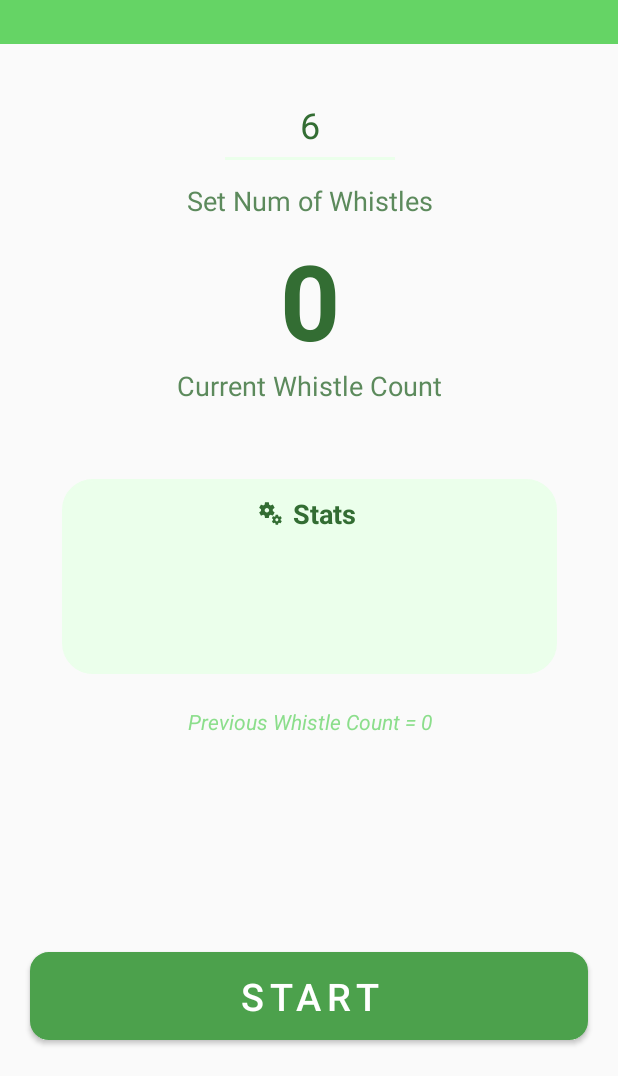
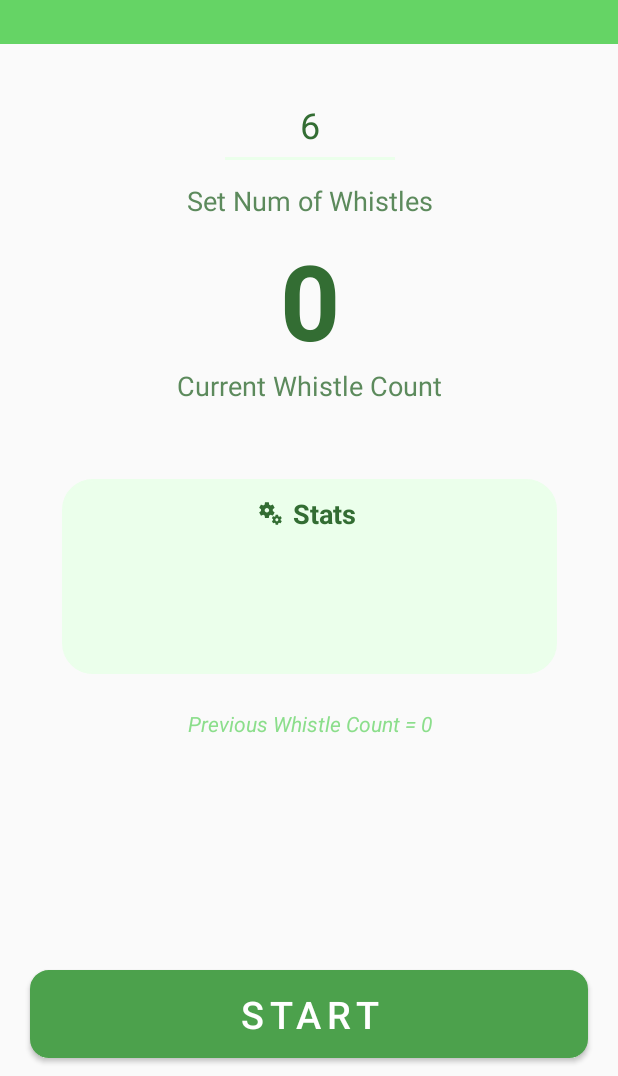
Before and after one commit to theriyazo/CookerWhistleCounterApp, an Android app: the screen it shows after launch (MainActivity), on a phone screen of 412 x 824 dp, the part 160-1236 px from its top. Run offline under Robolectric (Android 15) with nearby library versions, the phone set to English and light mode, and no system bars.

Commit message:
Fixed #8, button alignment issue

```diff
--- a/app/src/main/res/layout-v26/content_main.xml
+++ b/app/src/main/res/layout-v26/content_main.xml
@@ -252,19 +252,18 @@
         android:layout_width="match_parent"
         android:layout_height="wrap_content"
         android:layout_marginHorizontal="20dp"
+        android:layout_marginBottom="12dp"
         android:background="@drawable/rounded_corner_button"
         android:backgroundTint="@color/colorButtonStart"
         android:letterSpacing="0.15"
-        android:layout_marginBottom="24dp"
         android:onClick="onButton"
         android:paddingVertical="12dp"
         android:text="@string/reset"
         android:textColor="#ffffff"
         android:textSize="25sp"
-        app:layout_constraintBottom_toBottomOf="parent"
+        app:layout_constraintBottom_toTopOf="@+id/alert"
         app:layout_constraintEnd_toEndOf="parent"
-        app:layout_constraintStart_toStartOf="parent"
-       />
+        app:layout_constraintStart_toStartOf="parent" />
 
     <android.support.constraint.Barrier
         android:id="@+id/barrier"
@@ -310,10 +309,9 @@
         android:visibility="gone"
         app:layout_constraintBottom_toBottomOf="parent"
         app:layout_constraintEnd_toEndOf="parent"
-        app:layout_constraintHorizontal_bias="0.0"
+        app:layout_constraintHorizontal_bias="1.0"
         app:layout_constraintStart_toStartOf="parent"
-        app:layout_constraintTop_toBottomOf="@+id/reset"
-        app:layout_constraintVertical_bias="1">
+        app:layout_constraintVertical_bias="1.0">
 
         <TextView
             android:id="@+id/alertMessage"
```
